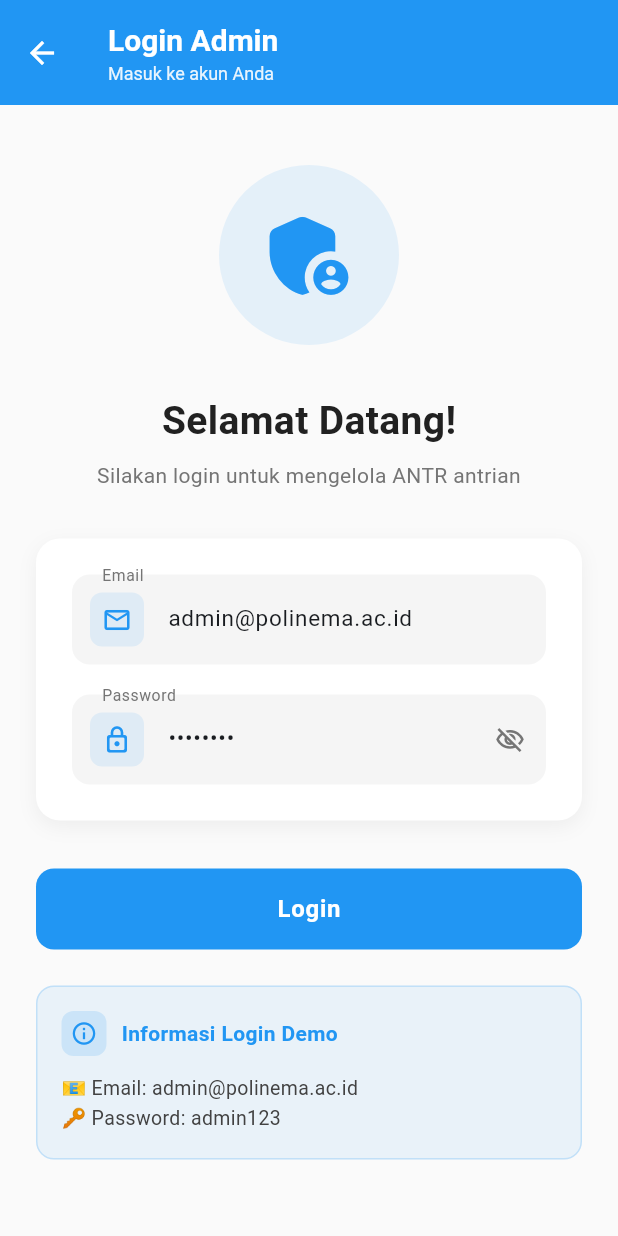
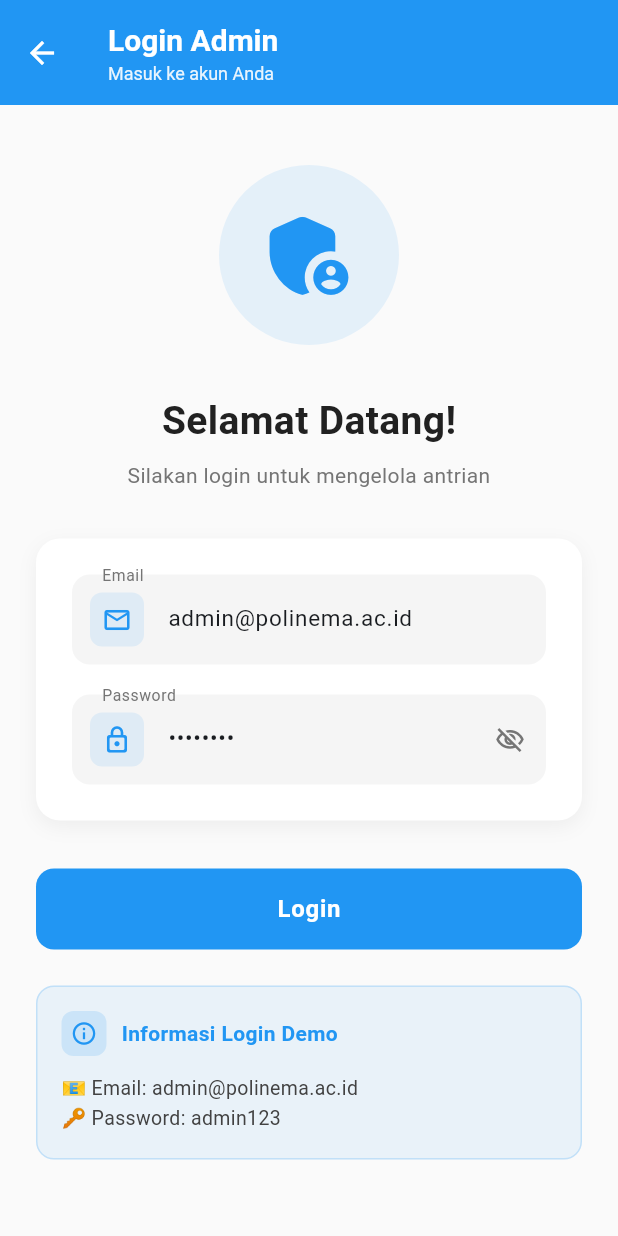
Before and after one commit to JohnatanDavid/smart-queue-polinema, a Flutter app: the screen it shows after launch, after a tap on "Admin", on a phone screen of 412 x 824 dp. Run offline on Flutter 3.47's test engine with Material 3 defaults, Android fonts, the phone set to English and light mode, and no system bars; our stand-ins replace firebase_auth, firebase_core, firebase_database; accounts and stored records are empty; network calls fail.

Commit message:
Perubahan UI Login Screen

```diff
--- a/lib/screens/admin/login_screen.dart
+++ b/lib/screens/admin/login_screen.dart
@@ -92,7 +92,7 @@ class _LoginScreenState extends State<LoginScreen> {
                   const SizedBox(height: 8),
 
                   const Text(
-                    'Silakan login untuk mengelola ANTR antrian',
+                    'Silakan login untuk mengelola antrian',
                     style: TextStyle(fontSize: 14, color: Color(0xFF757575)),
                     textAlign: TextAlign.center,
                   ),
```
